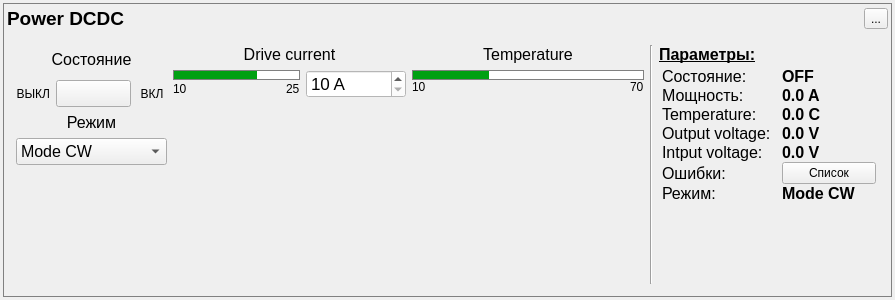
First picture: the form in dc_panel.ui, repository bulkanul/EVO_YFL_1064_GUI_coherent2, before the edit.
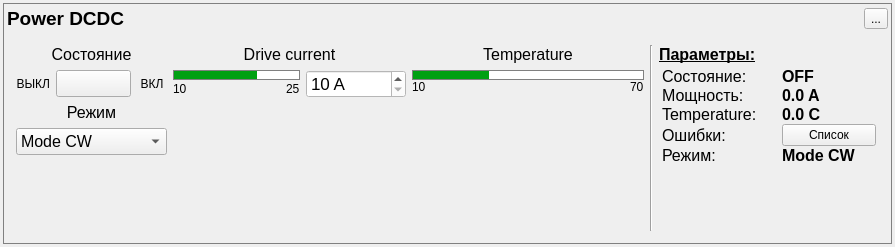
Second picture: the form after the edit. Icons and pictures are not drawn. Custom widgets are drawn as their Qt base class.

Commit message: insert local addres in memory

Diff of the .ui file:
```diff
--- a/dc_panel.ui
+++ b/dc_panel.ui
@@ -7,7 +7,7 @@
     <x>0</x>
     <y>0</y>
     <width>895</width>
-    <height>300</height>
+    <height>247</height>
    </rect>
   </property>
   <property name="windowTitle">
@@ -882,108 +882,6 @@
               </widget>
              </item>
              <item row="3" column="0">
-              <widget class="QLabel" name="label_33">
-               <property name="minimumSize">
-                <size>
-                 <width>120</width>
-                 <height>0</height>
-                </size>
-               </property>
-               <property name="maximumSize">
-                <size>
-                 <width>120</width>
-                 <height>16777215</height>
-                </size>
-               </property>
-               <property name="font">
-                <font>
-                 <family>Arial</family>
-                 <pointsize>12</pointsize>
-                </font>
-               </property>
-               <property name="text">
-                <string>Output voltage:</string>
-               </property>
-              </widget>
-             </item>
-             <item row="3" column="1">
-              <widget class="QLabel" name="output_voltage_label">
-               <property name="minimumSize">
-                <size>
-                 <width>80</width>
-                 <height>0</height>
-                </size>
-               </property>
-               <property name="maximumSize">
-                <size>
-                 <width>80</width>
-                 <height>16777215</height>
-                </size>
-               </property>
-               <property name="font">
-                <font>
-                 <family>Arial</family>
-                 <pointsize>12</pointsize>
-                 <bold>true</bold>
-                </font>
-               </property>
-               <property name="text">
-                <string>0.0 V</string>
-               </property>
-              </widget>
-             </item>
-             <item row="4" column="0">
-              <widget class="QLabel" name="label_34">
-               <property name="minimumSize">
-                <size>
-                 <width>120</width>
-                 <height>0</height>
-                </size>
-               </property>
-               <property name="maximumSize">
-                <size>
-                 <width>120</width>
-                 <height>16777215</height>
-                </size>
-               </property>
-               <property name="font">
-                <font>
-                 <family>Arial</family>
-                 <pointsize>12</pointsize>
-                </font>
-               </property>
-               <property name="text">
-                <string>Intput voltage:</string>
-               </property>
-              </widget>
-             </item>
-             <item row="4" column="1">
-              <widget class="QLabel" name="input_voltage_label">
-               <property name="minimumSize">
-                <size>
-                 <width>80</width>
-                 <height>0</height>
-                </size>
-               </property>
-               <property name="maximumSize">
-                <size>
-                 <width>80</width>
-                 <height>16777215</height>
-                </size>
-               </property>
-               <property name="font">
-                <font>
-                 <family>Arial</family>
-                 <pointsize>12</pointsize>
-                 <bold>true</bold>
-                </font>
-               </property>
-               <property name="text">
-                <string>0.0 V</string>
-               </property>
-              </widget>
-             </item>
-             <item row="5" column="0">
               <widget class="QLabel" name="label_error">
                <property name="minimumSize">
                 <size>
@@ -1008,14 +906,14 @@
                </property>
               </widget>
              </item>
-             <item row="5" column="1">
+             <item row="3" column="1">
               <widget class="QPushButton" name="button_error">
                <property name="text">
                 <string>Список</string>
                </property>
               </widget>
              </item>
-             <item row="6" column="0">
+             <item row="4" column="0">
               <widget class="QLabel" name="label_29">
                <property name="minimumSize">
                 <size>
@@ -1043,7 +941,7 @@
                </property>
               </widget>
              </item>
-             <item row="6" column="1">
+             <item row="4" column="1">
               <widget class="QLabel" name="mode_label">
                <property name="minimumSize">
                 <size>
```
The commit also changes 2 other files.
